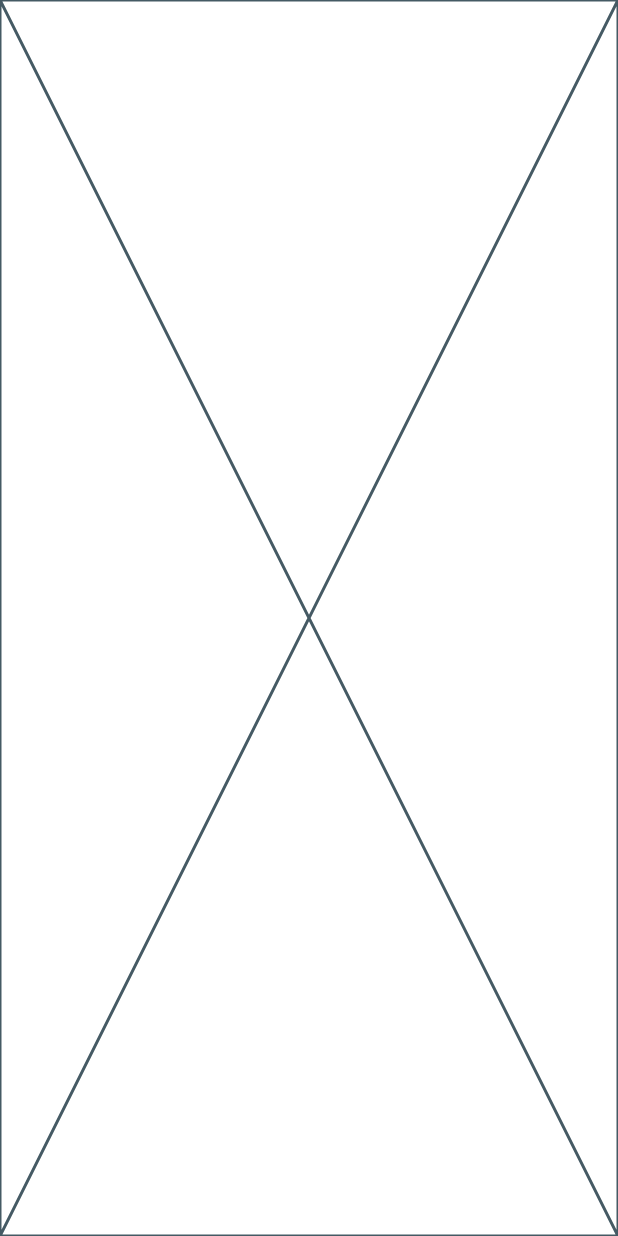
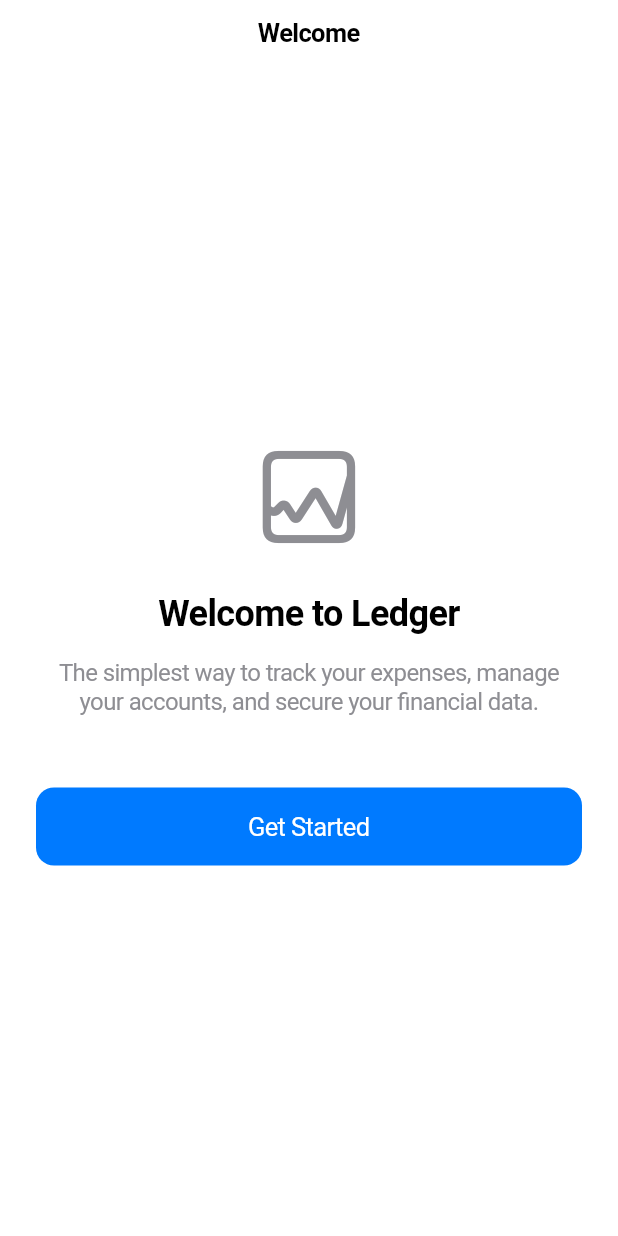
Before and after one commit to k0zlov/ledger-app, a Flutter app: the screen it shows after launch, on a phone screen of 412 x 824 dp. Run offline on Flutter 3.47's test engine with Material 3 defaults, Android fonts, the phone set to English and light mode, and no system bars; our stand-ins replace drift, drift_flutter, flutter_bloc, flutter_secure_storage, fpdart, get_it and 2 more; accounts and stored records are empty; generated files the repository leaves out were written again.

Commit message:
welcoming screen, router callbacks

```diff
--- a/lib/core/navigation/navigation_routes.dart
+++ b/lib/core/navigation/navigation_routes.dart
@@ -28,3 +28,18 @@ class OnboardingRoute extends NavigationRoute {
   @override
   RouteDefinition get definition => RouteDefinition.onboarding;
 }
+
+class AuthSetupRoute extends NavigationRoute {
+  @override
+  RouteDefinition get definition => RouteDefinition.authSetup;
+}
+
+class SettingsSetupRoute extends NavigationRoute {
+  @override
+  RouteDefinition get definition => RouteDefinition.settingsSetup;
+}
+
+class AccountsSetupRoute extends NavigationRoute {
+  @override
+  RouteDefinition get definition => RouteDefinition.accountsSetup;
+}
--- /dev/null
+++ b/lib/features/onboarding/view/screens/onboarding_welcome_screen.dart
@@ -0,0 +1,62 @@
+import 'package:flutter/cupertino.dart';
+
+class OnboardingWelcomingScreen extends StatelessWidget {
+  const OnboardingWelcomingScreen({
+    required this.onGetStarted,
+    super.key,
+  });
+
+  final VoidCallback onGetStarted;
+
+  @override
+  Widget build(BuildContext context) {
+    return CupertinoPageScaffold(
+      navigationBar: const CupertinoNavigationBar(
+        middle: Text('Welcome'),
+      ),
+      child: SafeArea(
+        child: Center(
+          child: Padding(
+            padding: const EdgeInsets.all(24),
+            child: Column(
+              mainAxisAlignment: MainAxisAlignment.center,
+              children: [
+                const Icon(
+                  CupertinoIcons.graph_square,
+                  size: 80,
+                  color: CupertinoColors.systemGrey,
+                ),
+                const SizedBox(height: 24),
+                const Text(
+                  'Welcome to Ledger',
+                  style: TextStyle(
+                    fontSize: 24,
+                    fontWeight: FontWeight.bold,
+                  ),
+                  textAlign: TextAlign.center,
+                ),
+                const SizedBox(height: 16),
+                const Text(
+                  'The simplest way to track your expenses, manage your accounts, and secure your financial data.',
+                  style: TextStyle(
+                    fontSize: 16,
+                    color: CupertinoColors.systemGrey,
+                  ),
+                  textAlign: TextAlign.center,
+                ),
+                const SizedBox(height: 48),
+                SizedBox(
+                  width: double.infinity,
+                  child: CupertinoButton.filled(
+                    onPressed: onGetStarted,
+                    child: const Text('Get Started'),
+                  ),
+                ),
+              ],
+            ),
+          ),
+        ),
+      ),
+    );
+  }
+}
```
Also changed, not shown: lib/core/navigation/router.dart (+11 -2 lines), lib/core/navigation/screen_factory.dart (+6 -4 lines).
